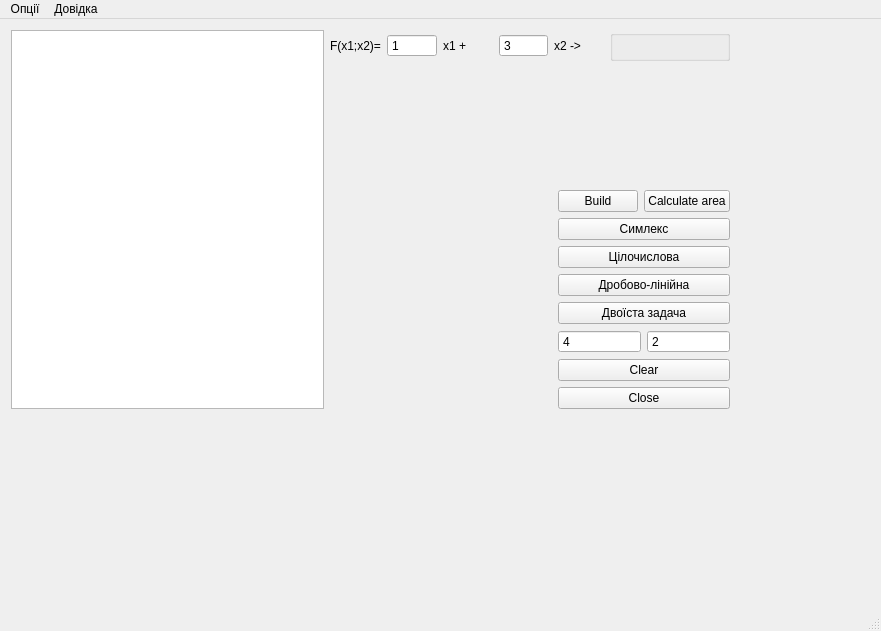
Before: the Qt Designer form mainwindow.ui in AlHaazen/MMDO, drawn with Qt 5.
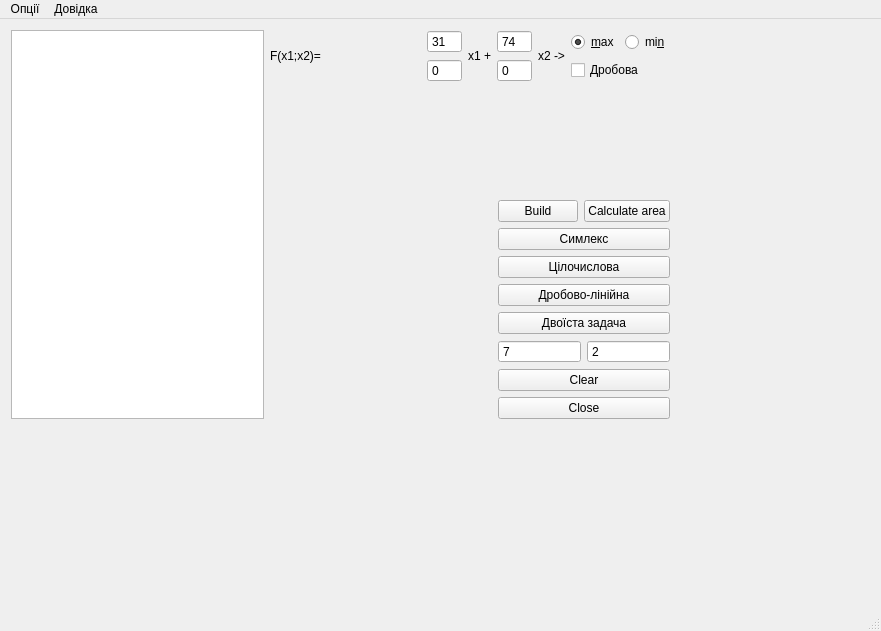
After: the same form once the commit is applied. Icons and pictures are not drawn. Custom widgets are drawn as their Qt base class.

Diff of the .ui file:
```diff
--- a/mainwindow.ui
+++ b/mainwindow.ui
@@ -23,8 +23,8 @@
      <rect>
       <x>0</x>
       <y>0</y>
-      <width>741</width>
-      <height>401</height>
+      <width>681</width>
+      <height>411</height>
      </rect>
     </property>
     <layout class="QHBoxLayout" name="horizontalLayout">
@@ -43,6 +43,10 @@
           </widget>
          </item>
          <item>
+          <layout class="QHBoxLayout" name="horizontalLayout_5">
+           <item>
+            <layout class="QVBoxLayout" name="verticalLayout_3">
+             <item>
           <widget class="QSpinBox" name="spinBox_2">
            <property name="buttonSymbols">
             <enum>QAbstractSpinBox::NoButtons</enum>
@@ -54,9 +58,24 @@
             <number>100</number>
            </property>
            <property name="value">
+                <number>31</number>
+               </property>
+              </widget>
+             </item>
+             <item>
+              <widget class="QSpinBox" name="spinBox_3">
+               <property name="buttonSymbols">
+                <enum>QAbstractSpinBox::NoButtons</enum>
+               </property>
+               <property name="minimum">
+                <number>-100</number>
+               </property>
+               <property name="singleStep">
             <number>1</number>
            </property>
           </widget>
+             </item>
+            </layout>
          </item>
          <item>
           <widget class="QLabel" name="label_2">
@@ -66,6 +85,8 @@
           </widget>
          </item>
          <item>
+            <layout class="QVBoxLayout" name="verticalLayout_4">
+             <item>
           <widget class="QSpinBox" name="spinBox">
            <property name="buttonSymbols">
             <enum>QAbstractSpinBox::NoButtons</enum>
@@ -77,9 +98,24 @@
             <number>100</number>
            </property>
            <property name="value">
-            <number>3</number>
-           </property>
-          </widget>
+                <number>74</number>
+               </property>
+              </widget>
+             </item>
+             <item>
+              <widget class="QSpinBox" name="spinBox_4">
+               <property name="buttonSymbols">
+                <enum>QAbstractSpinBox::NoButtons</enum>
+               </property>
+               <property name="minimum">
+                <number>-100</number>
+               </property>
+               <property name="singleStep">
+                <number>1</number>
+               </property>
+              </widget>
+             </item>
+            </layout>
          </item>
          <item>
           <widget class="QLabel" name="label_3">
@@ -89,30 +125,19 @@
           </widget>
          </item>
          <item>
-          <widget class="QGroupBox" name="groupBox_5">
-           <property name="minimumSize">
-            <size>
-             <width>120</width>
-             <height>0</height>
-            </size>
-           </property>
-           <property name="title">
-            <string/>
-           </property>
-           <widget class="QWidget" name="layoutWidget_5">
-            <property name="geometry">
-             <rect>
-              <x>10</x>
-              <y>0</y>
-              <width>101</width>
-              <height>21</height>
-             </rect>
-            </property>
-            <layout class="QHBoxLayout" name="horizontalLayout_12">
+            <layout class="QVBoxLayout" name="verticalLayout_5">
+             <item>
+              <layout class="QHBoxLayout" name="horizontalLayout_6">
              <item>
               <widget class="QRadioButton" name="radioButton_11">
+                 <property name="maximumSize">
+                  <size>
+                   <width>50</width>
+                   <height>16777215</height>
+                  </size>
+                 </property>
                <property name="text">
-                <string>max</string>
+                  <string>&amp;max</string>
                </property>
                <property name="checked">
                 <bool>true</bool>
@@ -122,13 +147,25 @@
              <item>
               <widget class="QRadioButton" name="radioButton_12">
                <property name="text">
-                <string>min</string>
-               </property>
+                  <string>mi&amp;n</string>
+                 </property>
+                 <property name="checked">
+                  <bool>false</bool>
+                 </property>
               </widget>
              </item>
             </layout>
-           </widget>
-          </widget>
+             </item>
+             <item>
+              <widget class="QCheckBox" name="checkBox">
+               <property name="text">
+                <string>Дробова</string>
+               </property>
+              </widget>
+             </item>
+            </layout>
+           </item>
+          </layout>
          </item>
         </layout>
        </item>
@@ -259,7 +296,7 @@
                 <number>10</number>
                </property>
                <property name="value">
-                <number>4</number>
+                <number>7</number>
                </property>
               </widget>
              </item>
```
Left out of the diff: 22 changed lines with no effect on the pictures. Lines whose indentation alone changed are shown as unchanged.
